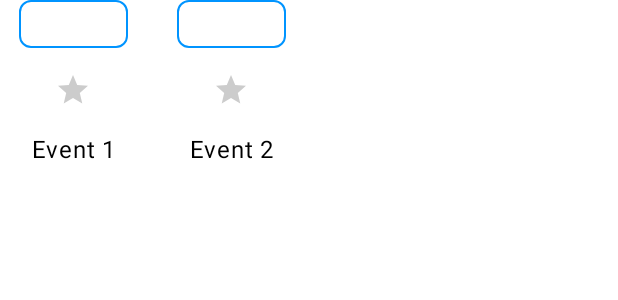
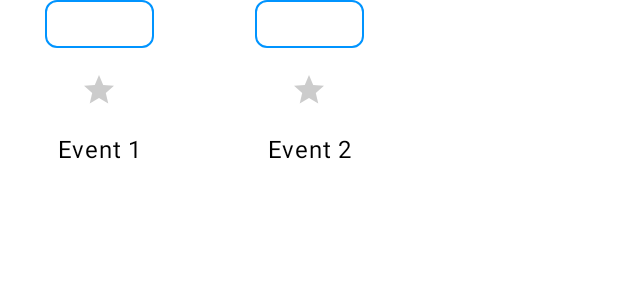
Before and after one commit to illutic/SportsApp, an Android app built with Jetpack Compose: the @Preview function SportsCardEventsGridPreview, on a phone screen of 412 x 824 dp. Shown: the top 300 px of the screen. Run offline under Robolectric (Android 15) with nearby library versions, the phone set to English and light mode, and no system bars.

Commit message:
feat: Update EventCard width for improved layout in SportsCardEvents

```diff
--- a/app/src/main/java/g/sig/sportsapp/features/home/components/sportscard/SportsCardEvents.kt
+++ b/app/src/main/java/g/sig/sportsapp/features/home/components/sportscard/SportsCardEvents.kt
@@ -16,7 +16,7 @@ import g.sig.sportsapp.features.home.components.eventcard.EventCard
 import g.sig.sportsapp.features.home.mvi.EventUiItem
 import java.util.Calendar
 
-private val EventCardWidth = 90.dp
+private val EventCardWidth = 120.dp
 
 @Composable
 internal fun SportsCardEvents(
```
Also changed, not shown: app/src/main/java/g/sig/sportsapp/features/home/components/sportscard/SportCard.kt (+7 -7 lines).
